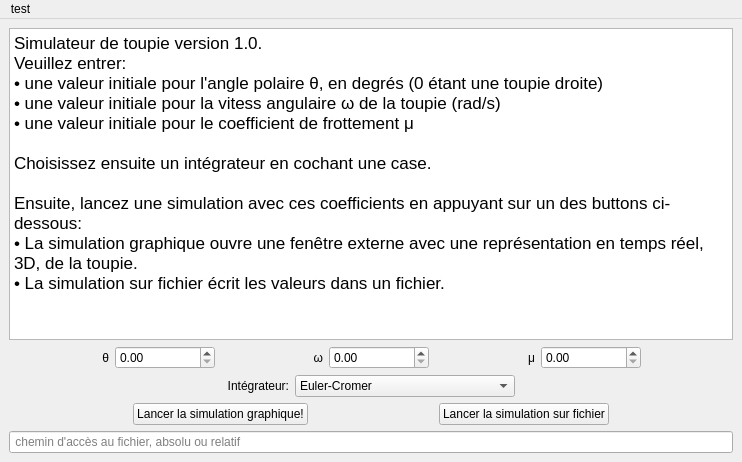
Before: the Qt Designer form mainwindow.ui in yannisulrich/ProjetToupie, drawn with Qt 5.
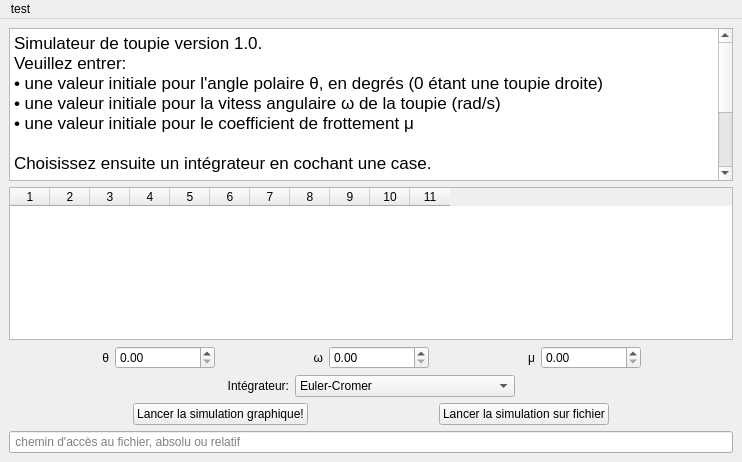
After: the same form once the commit is applied.

Diff of the .ui file:
```diff
--- a/mainwindow.ui
+++ b/mainwindow.ui
@@ -36,6 +36,45 @@
       </property>
      </widget>
     </item>
+    <item>
+     <widget class="QTableWidget" name="tableWidget">
+      <property name="columnCount">
+       <number>11</number>
+      </property>
+      <attribute name="horizontalHeaderVisible">
+       <bool>true</bool>
+      </attribute>
+      <attribute name="horizontalHeaderCascadingSectionResizes">
+       <bool>true</bool>
+      </attribute>
+      <attribute name="horizontalHeaderMinimumSectionSize">
+       <number>40</number>
+      </attribute>
+      <attribute name="horizontalHeaderDefaultSectionSize">
+       <number>10</number>
+      </attribute>
+      <attribute name="horizontalHeaderShowSortIndicator" stdset="0">
+       <bool>false</bool>
+      </attribute>
+      <attribute name="horizontalHeaderStretchLastSection">
+       <bool>false</bool>
+      </attribute>
+      <attribute name="verticalHeaderStretchLastSection">
+       <bool>false</bool>
+      </attribute>
+      <column/>
+      <column/>
+      <column/>
+      <column/>
+      <column/>
+      <column/>
+      <column/>
+      <column/>
+      <column/>
+      <column/>
+      <column/>
+     </widget>
+    </item>
     <item>
      <layout class="QHBoxLayout" name="horizontalLayout">
       <item>
```
